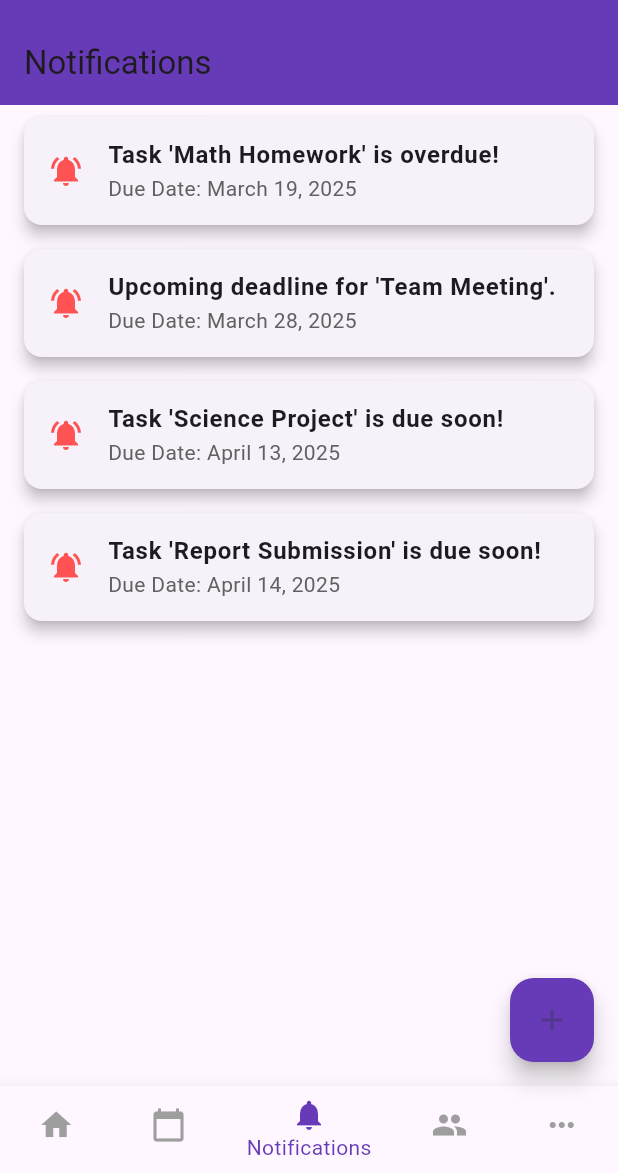
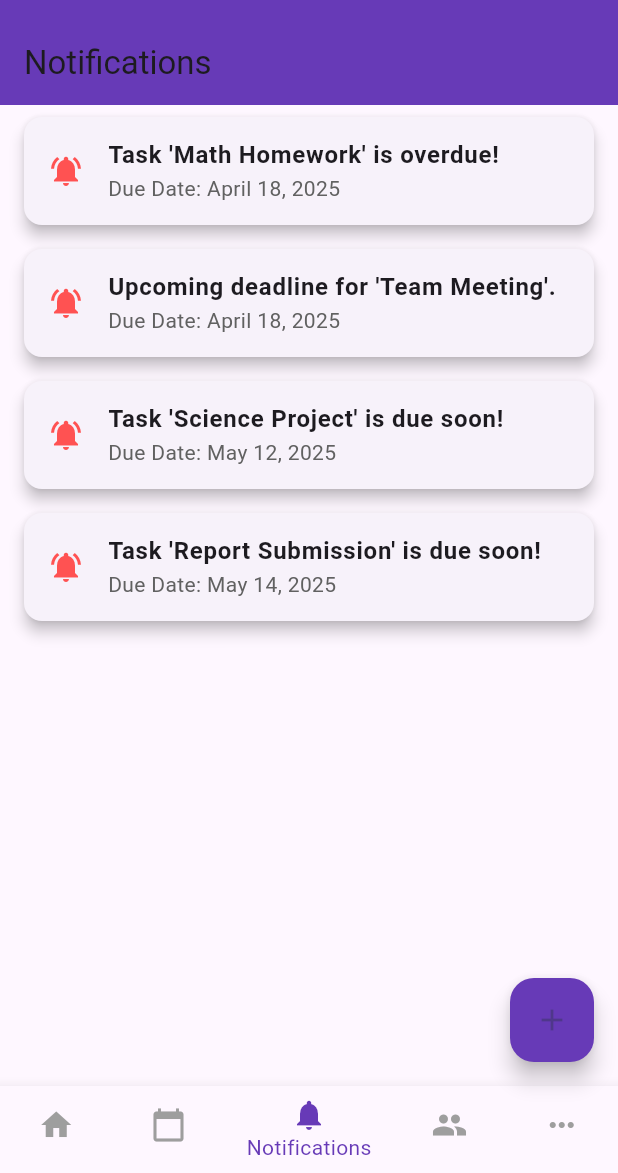
Before and after one commit to pubo123/flutter-test-repo, a Flutter app: the screen it shows once a user with an empty profile is signed in, item 3 of the bottom bar chosen, on a phone screen of 412 x 824 dp, the part 63-1236 px from its top. Run offline on Flutter 3.47's test engine with Material 3 defaults, Android fonts, the phone set to English and light mode, and no system bars; our stand-ins replace cloud_firestore, file_picker, firebase_auth, firebase_core, firebase_messaging, firebase_storage and 2 more; accounts and stored records are empty; network calls fail.

```diff
--- a/lib/screen/home.dart
+++ b/lib/screen/home.dart
@@ -25,13 +25,13 @@ class _Home_ScreenState extends State<Home_Screen> {
   String _searchQuery = "";
 
   List<Map<String, dynamic>> todayTasks = [
-    {'title': "Math Homework", 'priority': "High", 'dueDate': "2025-03-19", 'notes': "Complete all exercises.", 'completed': false},
-    {'title': "Team Meeting", 'priority': "High", 'dueDate': "2025-03-28", 'notes': "Discuss project milestones.", 'completed': false},
+    {'title': "Math Homework", 'priority': "High", 'dueDate': "2025-04-18", 'notes': "Complete all exercises.", 'completed': false},
+    {'title': "Team Meeting", 'priority': "High", 'dueDate': "2025-04-18", 'notes': "Discuss project milestones.", 'completed': false},
   ];
 
   List<Map<String, dynamic>> upcomingTasks = [
-    {'title': "Science Project", 'priority': "Low", 'dueDate': "2025-04-13", 'notes': "Prepare presentation slides.", 'completed': false},
-    {'title': "Report Submission", 'priority': "High", 'dueDate': "2025-04-14", 'notes': "Submit before deadline.", 'completed': false},
+    {'title': "Science Project", 'priority': "Low", 'dueDate': "2025-05-12", 'notes': "Prepare presentation slides.", 'completed': false},
+    {'title': "Report Submission", 'priority': "High", 'dueDate': "2025-05-14", 'notes': "Submit before deadline.", 'completed': false},
   ];
 
   late List<Widget> _pages;
--- a/lib/screen/notification_page.dart
+++ b/lib/screen/notification_page.dart
@@ -3,10 +3,10 @@ import 'package:intl/intl.dart';
 
 class NotificationsPage extends StatelessWidget {
   final List<Map<String, String>> notifications = [
-    {'message': "Task 'Math Homework' is overdue!", 'dueDate': "2025-03-19"},
-    {'message': "Upcoming deadline for 'Team Meeting'.", 'dueDate': "2025-03-28"},
-    {'message': "Task 'Science Project' is due soon!", 'dueDate': "2025-04-13"},
-    {'message': "Task 'Report Submission' is due soon!", 'dueDate': "2025-04-14"},
+    {'message': "Task 'Math Homework' is overdue!", 'dueDate': "2025-04-18"},
+    {'message': "Upcoming deadline for 'Team Meeting'.", 'dueDate': "2025-04-18"},
+    {'message': "Task 'Science Project' is due soon!", 'dueDate': "2025-05-12"},
+    {'message': "Task 'Report Submission' is due soon!", 'dueDate': "2025-05-14"},
   ];
 
   @override
--- a/pubspec.yaml
+++ b/pubspec.yaml
@@ -43,6 +43,7 @@ dependencies:
   firebase_storage: ^11.6.5
   file_picker: ^10.0.0
   firebase_messaging: ^14.7.10
+  firebase_core: ^2.32.0
 
 dev_dependencies:
   flutter_test:
```
Also changed, not shown: lib/data/auth_data.dart (+7 -2 lines), lib/data/firestore.dart (added, +19 -0 lines), lib/screen/calendar_page.dart (+4 -4 lines), pubspec.lock, 4 other files.
